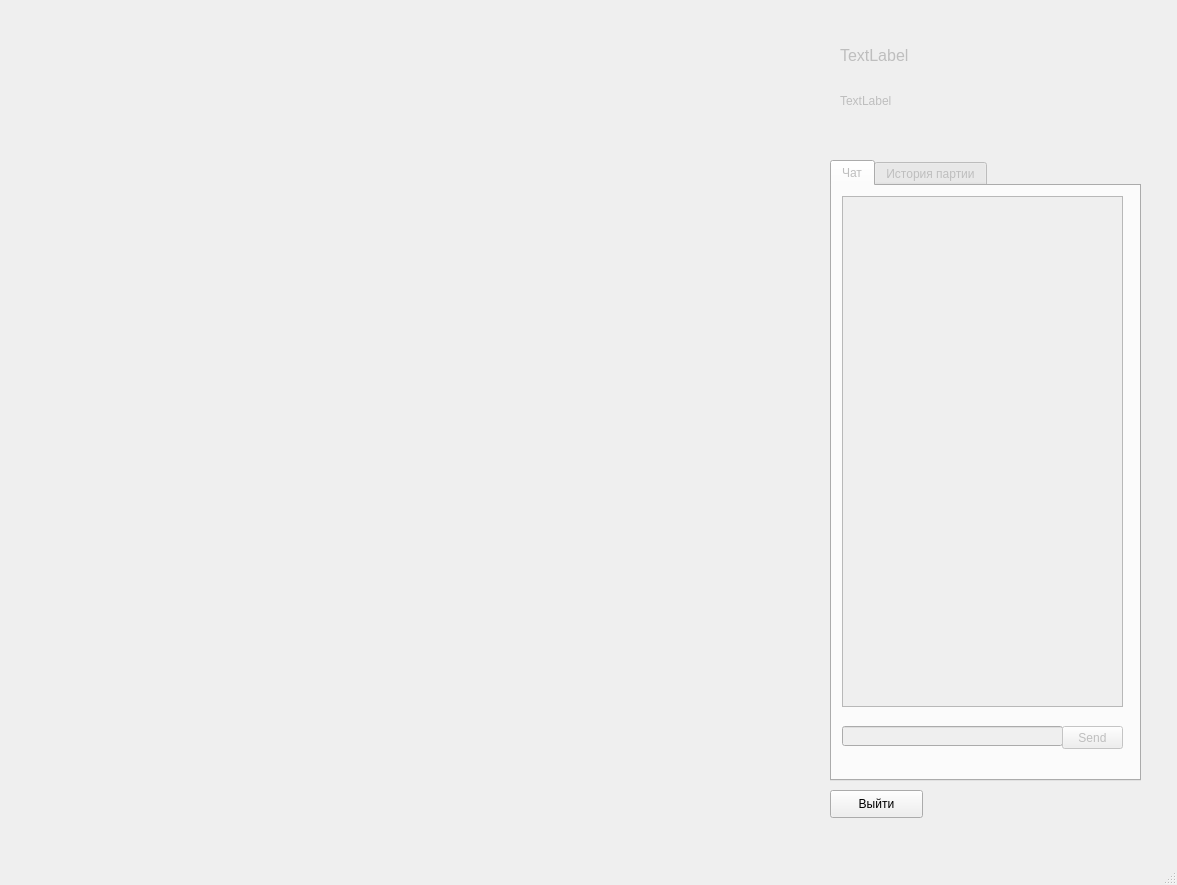
Qt form designe.ui (Exillite/MegaChess) before a commit.
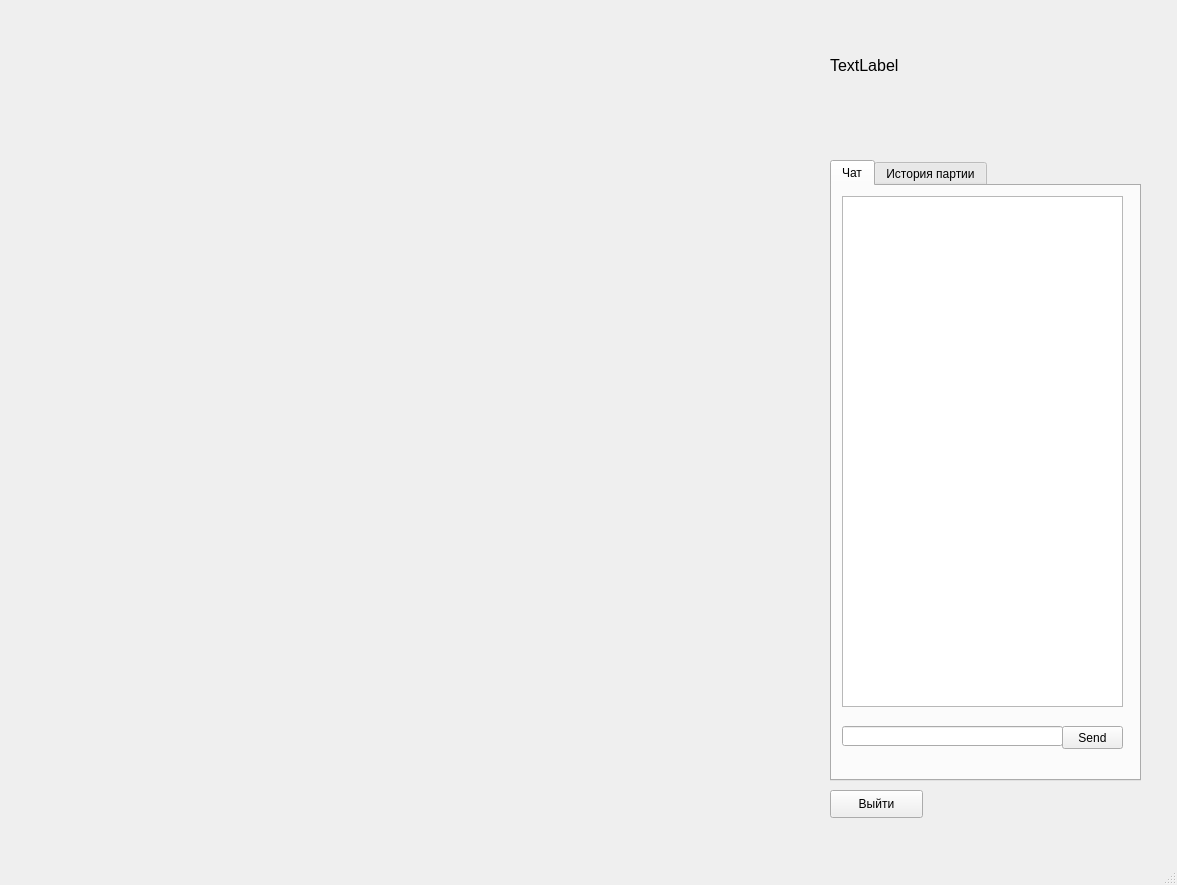
The same form after that commit.

What changed in the file:
```diff
--- a/designe.ui
+++ b/designe.ui
@@ -14,9 +14,9 @@
    <string>Шахматы</string>
   </property>
   <widget class="QWidget" name="centralwidget">
-   <widget class="QWidget" name="widget" native="true">
+   <widget class="QWidget" name="boardwig" native="true">
     <property name="enabled">
-     <bool>false</bool>
+     <bool>true</bool>
     </property>
     <property name="geometry">
      <rect>
@@ -32,7 +32,7 @@
    </widget>
    <widget class="QTabWidget" name="tabWidget">
     <property name="enabled">
-     <bool>false</bool>
+     <bool>true</bool>
     </property>
     <property name="geometry">
      <rect>
@@ -51,7 +51,7 @@
      </attribute>
      <widget class="QTextBrowser" name="textBrowser">
       <property name="enabled">
-       <bool>false</bool>
+       <bool>true</bool>
       </property>
       <property name="geometry">
        <rect>
@@ -64,7 +64,7 @@
      </widget>
      <widget class="QLineEdit" name="lineEdit_3">
       <property name="enabled">
-       <bool>false</bool>
+       <bool>true</bool>
       </property>
       <property name="geometry">
        <rect>
@@ -75,9 +75,9 @@
        </rect>
       </property>
      </widget>
-     <widget class="QPushButton" name="pushButton_2">
+     <widget class="QPushButton" name="sendmb">
       <property name="enabled">
-       <bool>false</bool>
+       <bool>true</bool>
       </property>
       <property name="geometry">
        <rect>
@@ -108,14 +108,14 @@
      </widget>
     </widget>
    </widget>
-   <widget class="QLabel" name="label">
+   <widget class="QLabel" name="namesl">
     <property name="enabled">
-     <bool>false</bool>
+     <bool>true</bool>
     </property>
     <property name="geometry">
      <rect>
-      <x>840</x>
-      <y>30</y>
+      <x>830</x>
+      <y>40</y>
       <width>311</width>
       <height>51</height>
      </rect>
@@ -131,23 +131,10 @@
      <string>TextLabel</string>
     </property>
    </widget>
-   <widget class="QLabel" name="label_2">
+   <widget class="QPushButton" name="backbtn">
     <property name="enabled">
-     <bool>false</bool>
+     <bool>true</bool>
     </property>
-    <property name="geometry">
-     <rect>
-      <x>840</x>
-      <y>90</y>
-      <width>191</width>
-      <height>21</height>
-     </rect>
-    </property>
-    <property name="text">
-     <string>TextLabel</string>
-    </property>
-   </widget>
-   <widget class="QPushButton" name="pushButton">
     <property name="geometry">
      <rect>
       <x>830</x>
```
